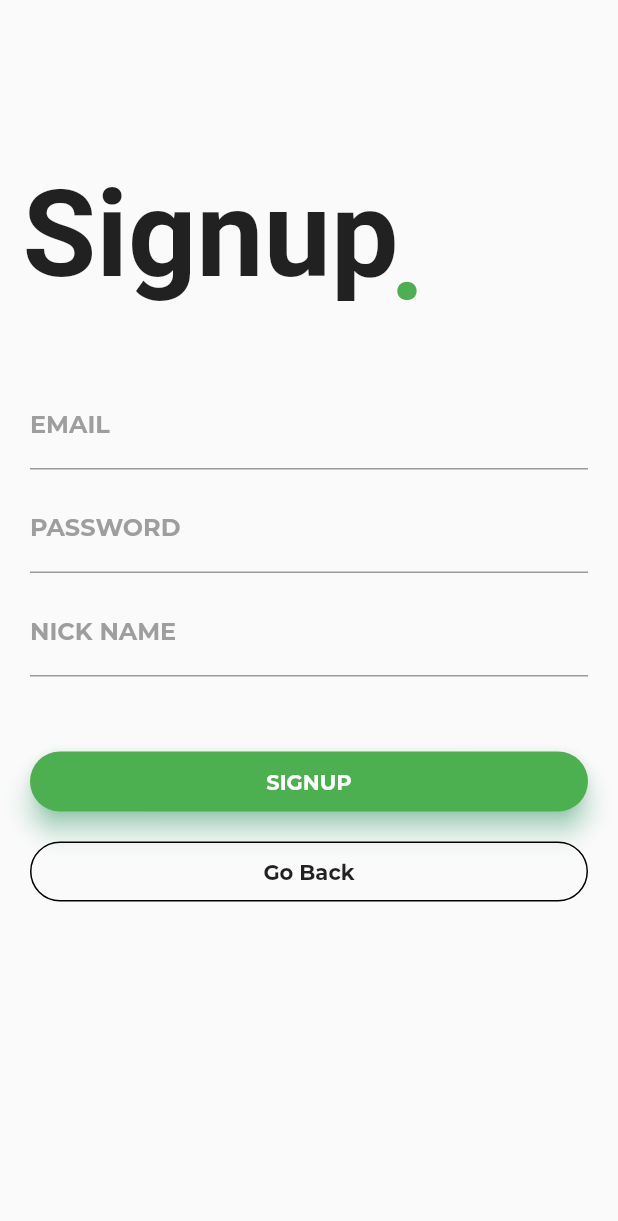
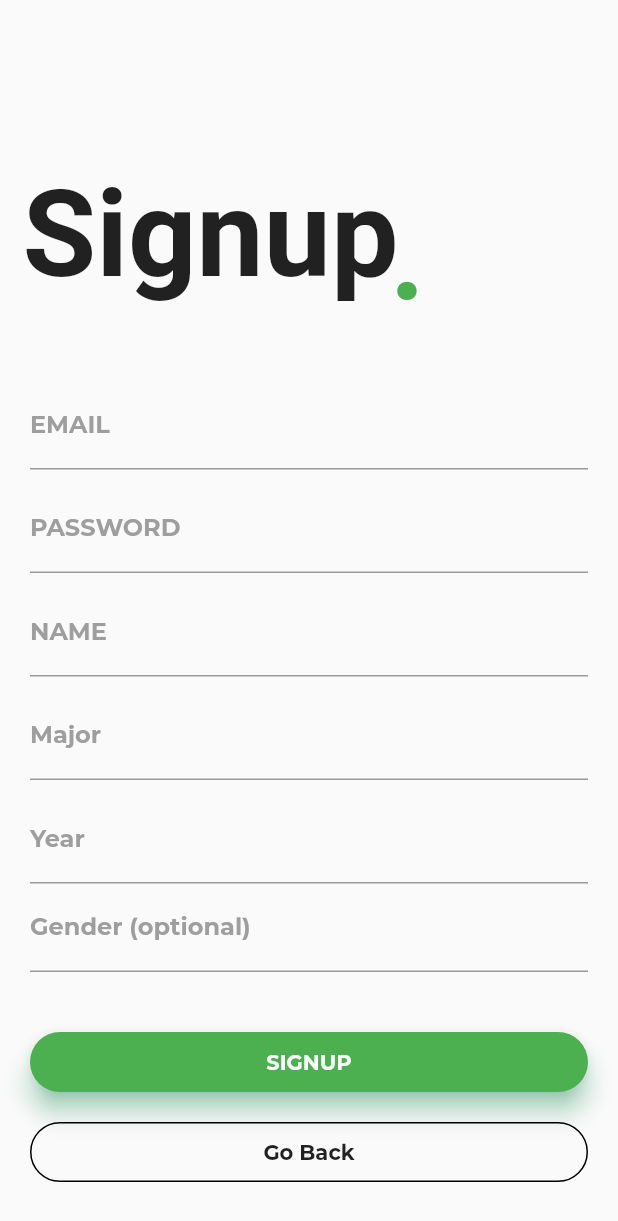
Before and after one commit to anthonyfmb/Meal-Buddies, a Flutter app: the screen it shows after launch, after a tap on "Register", on a phone screen of 412 x 824 dp. Shown: the top 1221 px of the screen. Run offline on Flutter 3.47's test engine with Material 2 defaults, Android fonts, the phone set to English and light mode, and no system bars; project files that could hold a hidden picture were left out.

Commit message:
Authentication Changes/Matching page
Added
- Matching page
Modified
- log_in
- sign_up
- main

```diff
--- /dev/null
+++ b/lib/Screens/Welcome/MatchingPage/matching.dart
@@ -0,0 +1,25 @@
+import 'package:flutter/material.dart';
+
+/*
+Author: David, Anthony
+Date: 9/18/2021
+This class is responsible for matching page.
+
+*/
+class MatchingPage extends StatefulWidget {
+  const MatchingPage({ Key? key }) : super(key: key);
+
+  @override
+  _MatchingPageState createState() => _MatchingPageState();
+}
+
+class _MatchingPageState extends State<MatchingPage> {
+  @override
+  Widget build(BuildContext context) {
+    return Scaffold(
+      body: Container(
+        child: Text("This is matching page", textAlign: TextAlign.center, style: const TextStyle(fontWeight: FontWeight.bold),),
+      ),
+    );
+  }
+}
--- a/lib/Screens/Welcome/log_in.dart
+++ b/lib/Screens/Welcome/log_in.dart
@@ -1,4 +1,12 @@
 import 'package:flutter/material.dart';
+import 'package:meal_buddies/Screens/Welcome/MatchingPage/matching.dart';
+
+/*
+Author: David, Anthony
+Date: 9/18/2021
+This class is responsible for loggin in.
+
+*/
 
 class Login extends StatefulWidget {
   @override
@@ -13,20 +21,20 @@ class _LoginState extends State<Login> {
         body: Column(
       crossAxisAlignment: CrossAxisAlignment.start,
       children: <Widget>[
-            Container(
+        Container(  // This container is responsible for Hello There
           child: Stack(
             children: <Widget>[
               Container(
                 padding: EdgeInsets.fromLTRB(15.0, 110.0, 0.0, 0.0),
                 child: Text('Hello',
-                        style: TextStyle(
-                            fontSize: 80.0, fontWeight: FontWeight.bold)),
+                    style:
+                        TextStyle(fontSize: 80.0, fontWeight: FontWeight.bold)),
               ),
               Container(
                 padding: EdgeInsets.fromLTRB(16.0, 175.0, 0.0, 0.0),
                 child: Text('There',
-                        style: TextStyle(
-                            fontSize: 80.0, fontWeight: FontWeight.bold)),
+                    style:
+                        TextStyle(fontSize: 80.0, fontWeight: FontWeight.bold)),
               ),
               Container(
                 padding: EdgeInsets.fromLTRB(220.0, 175.0, 0.0, 0.0),
@@ -39,7 +47,7 @@ class _LoginState extends State<Login> {
             ],
           ),
         ),
-            Container(
+        Container(  // This container is responsible for Email, Password TextBox and design
             padding: EdgeInsets.only(top: 35.0, left: 20.0, right: 20.0),
             child: Column(
               children: <Widget>[
@@ -89,7 +97,13 @@ class _LoginState extends State<Login> {
                     color: Colors.green,
                     elevation: 7.0,
                     child: GestureDetector(
-                          onTap: () {},
+                      onTap: () {
+                        Navigator.push(
+                          context,
+                          MaterialPageRoute(
+                              builder: (context) => MatchingPage()),
+                        );
+                      },
                       child: Center(
                         child: Text(
                           'LOGIN',
@@ -106,7 +120,7 @@ class _LoginState extends State<Login> {
               ],
             )),
         SizedBox(height: 15.0),
-            Row(
+        Row( // This Row is responsible for register button, and asking a question if they are new
           mainAxisAlignment: MainAxisAlignment.center,
           children: <Widget>[
             Text(
--- a/lib/Screens/Welcome/sign_up.dart
+++ b/lib/Screens/Welcome/sign_up.dart
@@ -1,4 +1,11 @@
 import 'package:flutter/material.dart';
+
+/*
+Author: Anthony, David
+Date: 9/18/2021
+This class is responsible for Sign Up.
+
+*/
 
 class Signup extends StatefulWidget {
   @override
@@ -9,13 +16,12 @@ class _SignupState extends State<Signup> {
   @override
   Widget build(BuildContext context) {
     return new Scaffold(
-        //resizeToAvoidBottomPadding: false,
         body: Column(crossAxisAlignment: CrossAxisAlignment.start, children: <
             Widget>[
           Container(
             child: Stack(
               children: <Widget>[
-                Container(
+                Container( // This container is responsible for Sign Up text
                   padding: EdgeInsets.fromLTRB(15.0, 110.0, 0.0, 0.0),
                   child: Text(
                     'Signup',
@@ -23,7 +29,7 @@ class _SignupState extends State<Signup> {
                         TextStyle(fontSize: 80.0, fontWeight: FontWeight.bold),
                   ),
                 ),
-                Container(
+                Container( // This container is responsible for the period at the end of Sign Up Text
                   padding: EdgeInsets.fromLTRB(260.0, 125.0, 0.0, 0.0),
                   child: Text(
                     '.',
@@ -36,11 +42,11 @@ class _SignupState extends State<Signup> {
               ],
             ),
           ),
-          Container(
+          Container( // Responsible for Text Inputs
               padding: EdgeInsets.only(top: 35.0, left: 20.0, right: 20.0),
               child: Column(
                 children: <Widget>[
-                  TextField(
+                  TextField( // Textfield for email
                     decoration: InputDecoration(
                         labelText: 'EMAIL',
                         labelStyle: TextStyle(
@@ -53,7 +59,7 @@ class _SignupState extends State<Signup> {
                             borderSide: BorderSide(color: Colors.green))),
                   ),
                   SizedBox(height: 10.0),
-                  TextField(
+                  TextField( // Textfield for Password
                     decoration: InputDecoration(
                         labelText: 'PASSWORD ',
                         labelStyle: TextStyle(
@@ -65,9 +71,9 @@ class _SignupState extends State<Signup> {
                     obscureText: true,
                   ),
                   SizedBox(height: 10.0),
-                  TextField(
+                  TextField( // Textfeild for Name
                     decoration: InputDecoration(
-                        labelText: 'NICK NAME ',
+                        labelText: 'NAME ',
                         labelStyle: TextStyle(
                             fontFamily: 'Montserrat',
                             fontWeight: FontWeight.bold,
@@ -75,8 +81,41 @@ class _SignupState extends State<Signup> {
                         focusedBorder: UnderlineInputBorder(
                             borderSide: BorderSide(color: Colors.green))),
                   ),
-                  SizedBox(height: 50.0),
-                  Container(
+                  SizedBox(height: 10.0),
+                  TextField( // Text field for major
+                    decoration: InputDecoration(
+                        labelText: 'Major ',
+                        labelStyle: TextStyle(
+                            fontFamily: 'Montserrat',
+                            fontWeight: FontWeight.bold,
+                            color: Colors.grey),
+                        focusedBorder: UnderlineInputBorder(
+                            borderSide: BorderSide(color: Colors.green))),
+                  ),
+                  SizedBox(height: 10.0),
+                  TextField( // Textfield for year of graduation
+                    decoration: InputDecoration(
+                        labelText: 'Year ',
+                        labelStyle: TextStyle(
+                            fontFamily: 'Montserrat',
+                            fontWeight: FontWeight.bold,
+                            color: Colors.grey),
+                        focusedBorder: UnderlineInputBorder(
+                            borderSide: BorderSide(color: Colors.green))),
+                  ),
+                  TextField( // Text field for gender
+                    decoration: InputDecoration(
+                        labelText: 'Gender (optional) ',
+                        labelStyle: TextStyle(
+                            fontFamily: 'Montserrat',
+                            fontWeight: FontWeight.bold,
+                            color: Colors.grey),
+                        focusedBorder: UnderlineInputBorder(
+                            borderSide: BorderSide(color: Colors.green))),
+                  ),
+                  SizedBox(height: 10.0),
+                  SizedBox(height: 30.0),
+                  Container( // Container that is responsible for the Sign up and go back button
                       height: 40.0,
                       child: Material(
                         borderRadius: BorderRadius.circular(20.0),
--- a/lib/main.dart
+++ b/lib/main.dart
@@ -3,6 +3,12 @@ import 'package:meal_buddies/Screens/Welcome/log_in.dart';
 
 import 'Screens/Welcome/sign_up.dart';
 
+/*
+Author: David, Anthony
+Date: 9/18/2021
+This class is responsible for being the main method of the whole project.
+
+*/
 void main() => runApp(MyApp());
 
 class MyApp extends StatelessWidget {
```
Also changed, not shown: 1 other file. Lines whose indentation alone changed are shown as unchanged.
